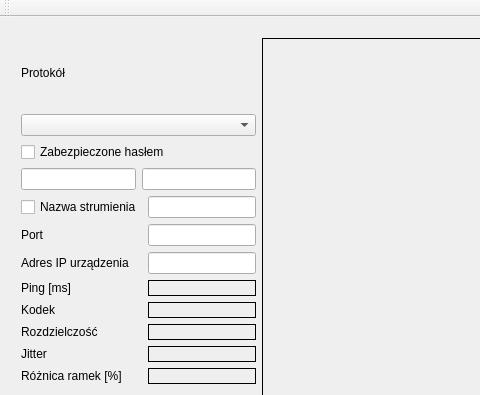
Above: mainwindow.ui from dejff/PD before the change; both pictures show x 0 to 480 and y 0 to 395 of the 864 by 596 pixel window. Below: the same form after it.
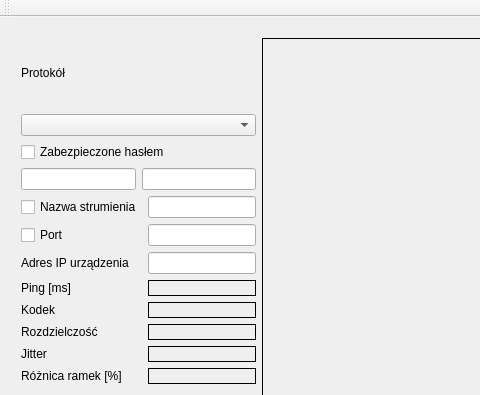
That is the form after the change.

Patch:
```diff
--- a/mainwindow.ui
+++ b/mainwindow.ui
@@ -83,13 +83,6 @@
            </property>
           </widget>
          </item>
-         <item row="2" column="0">
-          <widget class="QLabel" name="label_11">
-           <property name="text">
-            <string>Port</string>
-           </property>
-          </widget>
-         </item>
          <item row="4" column="0">
           <widget class="QLabel" name="label_6">
            <property name="text">
@@ -181,6 +174,13 @@
            </property>
           </widget>
          </item>
+         <item row="2" column="0">
+          <widget class="QCheckBox" name="streamPortChckbx">
+           <property name="text">
+            <string>Port</string>
+           </property>
+          </widget>
+         </item>
         </layout>
        </item>
        <item>
```
